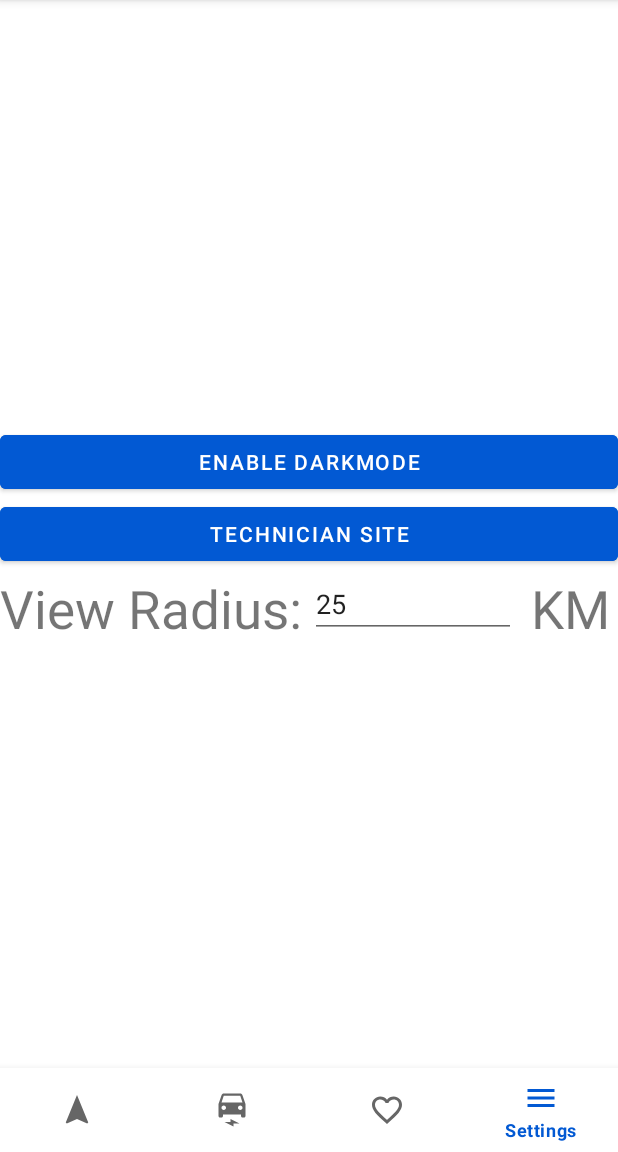
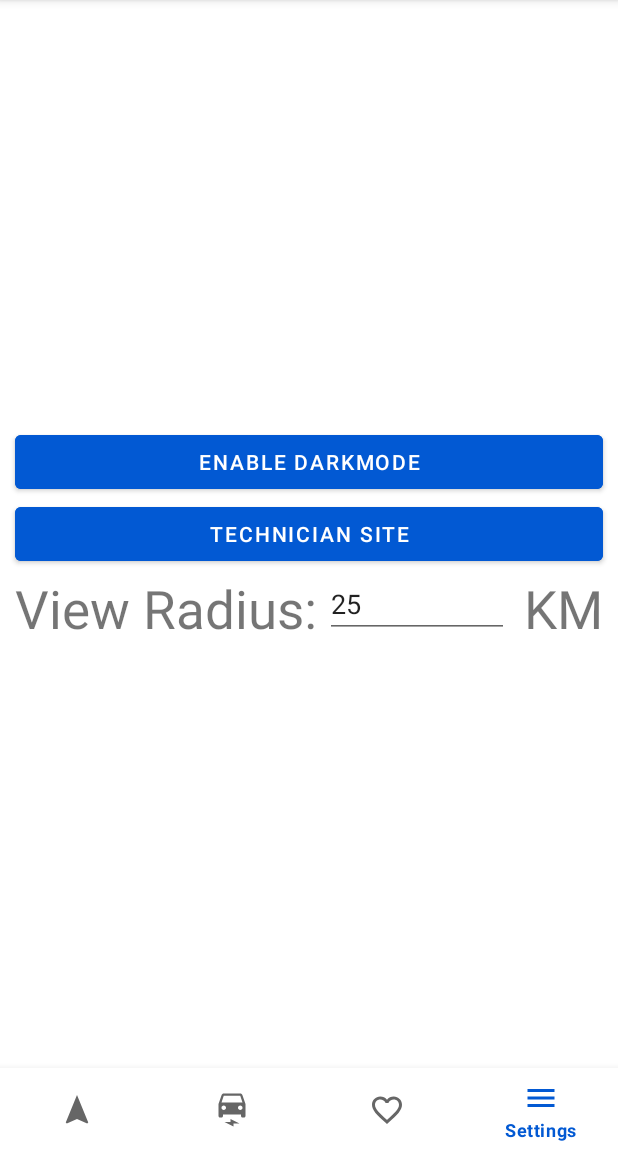
Before and after one commit to Nicaender/ChargingStation, an Android app: the screen it shows after launch (MainActivity), item 4 of the bottom bar chosen, on a phone screen of 412 x 824 dp, the part 84-1236 px from its top. Run offline under Robolectric (Android 15) with nearby library versions, the phone set to English and light mode, and no system bars; libraries missing offline, so code that uses them is left out: com.jaredrummler.materialspinner, pub.devrel.easypermissions; 5 statements that could not run were skipped.

Commit message:
changed padding to margin and added margin to other xml

```diff
--- a/app/src/main/res/layout/activity_report.xml
+++ b/app/src/main/res/layout/activity_report.xml
@@ -11,8 +11,7 @@
         android:layout_width="wrap_content"
         android:layout_height="wrap_content"
         android:text="@string/back"
-        android:layout_marginLeft="7dp"
-        android:layout_marginBottom="20dp"
+        android:layout_margin="10dp"
         android:backgroundTint="@color/buttonBackgroundColor"/>
 
     <ImageView
@@ -28,6 +27,7 @@
         android:layout_width="match_parent"
         android:layout_height="wrap_content"
         android:layout_toRightOf="@id/imageview_charging_station"
+        android:layout_margin="10dp"
         android:layout_below="@id/buttonReportBack" />
 
     <TextView
--- a/app/src/main/res/layout/activity_search.xml
+++ b/app/src/main/res/layout/activity_search.xml
@@ -11,7 +11,7 @@
         android:layout_height="wrap_content"
         android:background="@color/white"
         android:iconifiedByDefault="false"
-        android:layout_margin="20dp"
+        android:layout_margin="10dp"
         android:queryHint="@string/search_here"
         android:backgroundTint="@color/backgroundColor"/>
 
@@ -19,6 +19,7 @@
         android:id="@+id/rvSearchList"
         android:layout_width="match_parent"
         android:layout_height="match_parent"
+        android:layout_marginHorizontal="10dp"
         android:layout_below="@id/searchViewChargingStation" />
 
 </RelativeLayout>
--- a/app/src/main/res/layout/activity_technician.xml
+++ b/app/src/main/res/layout/activity_technician.xml
@@ -15,13 +15,14 @@
             android:id="@+id/rvDefectiveList"
             android:layout_width="match_parent"
             android:layout_height="match_parent"
+            android:layout_marginHorizontal="10dp"
             android:layout_below="@id/buttonBackTechniker" />
 
         <Button
             android:id="@+id/buttonBackTechniker"
             android:layout_width="wrap_content"
             android:layout_height="wrap_content"
-            android:layout_marginStart="5dp"
+            android:layout_margin="10dp"
             android:text="@string/back" />
     </RelativeLayout>
 
--- a/app/src/main/res/layout/fragment_favorites.xml
+++ b/app/src/main/res/layout/fragment_favorites.xml
@@ -14,7 +14,8 @@
         <androidx.recyclerview.widget.RecyclerView
             android:id="@+id/rvFavoriteList"
             android:layout_width="match_parent"
-            android:layout_height="match_parent" />
+            android:layout_height="match_parent"
+            android:layout_marginHorizontal="10dp" />
     </RelativeLayout>
 
 </RelativeLayout>
--- a/app/src/main/res/layout/fragment_settings.xml
+++ b/app/src/main/res/layout/fragment_settings.xml
@@ -11,6 +11,7 @@
         android:layout_height="wrap_content"
         android:layout_centerInParent="true"
         android:text="@string/technician_site"
+        android:layout_marginHorizontal="10dp"
         android:backgroundTint="@color/buttonBackgroundColor"/>
 
     <Button
@@ -19,6 +20,7 @@
         android:layout_height="wrap_content"
         android:layout_centerInParent="true"
         android:layout_above="@id/buttonTechnicianSite"
+        android:layout_marginHorizontal="10dp"
         android:backgroundTint="@color/buttonBackgroundColor"/>
 
     <TextView
@@ -31,6 +33,7 @@
         android:layout_below="@id/buttonTechnicianSite"
         android:layout_alignParentStart="true"
         android:text="@string/view_radius"
+        android:layout_marginLeft="10dp"
         android:textSize="35sp" />
 
     <EditText
@@ -50,7 +53,7 @@
         android:layout_width="wrap_content"
         android:layout_height="wrap_content"
         android:layout_marginTop="2dp"
-        android:layout_marginRight="5dp"
+        android:layout_marginRight="10dp"
         android:layout_alignParentEnd="true"
         android:layout_below="@id/buttonTechnicianSite"
         android:layout_marginLeft="10dp"
--- a/app/src/main/res/layout/item_defective.xml
+++ b/app/src/main/res/layout/item_defective.xml
@@ -2,8 +2,7 @@
 <RelativeLayout xmlns:android="http://schemas.android.com/apk/res/android"
     android:orientation="vertical"
     android:layout_width="match_parent"
-    android:layout_height="wrap_content"
-    android:padding="10dp" >
+    android:layout_height="wrap_content">
 
     <TextView
         android:id="@+id/textViewDefectiveAddress"
--- a/app/src/main/res/layout/item_favorite.xml
+++ b/app/src/main/res/layout/item_favorite.xml
@@ -1,8 +1,7 @@
 <?xml version="1.0" encoding="utf-8"?>
 <RelativeLayout xmlns:android="http://schemas.android.com/apk/res/android"
     android:layout_width="match_parent"
-    android:layout_height="wrap_content"
-    android:padding="10dp" >
+    android:layout_height="wrap_content">
 
     <TextView
         android:id="@+id/textViewFavoriteAddress"
--- a/app/src/main/res/layout/item_search.xml
+++ b/app/src/main/res/layout/item_search.xml
@@ -1,8 +1,7 @@
 <?xml version="1.0" encoding="utf-8"?>
 <RelativeLayout xmlns:android="http://schemas.android.com/apk/res/android"
     android:layout_width="match_parent"
-    android:layout_height="wrap_content"
-    android:padding="10dp" >
+    android:layout_height="wrap_content">
 
     <TextView
         android:id="@+id/textViewSearchAddress"
```
